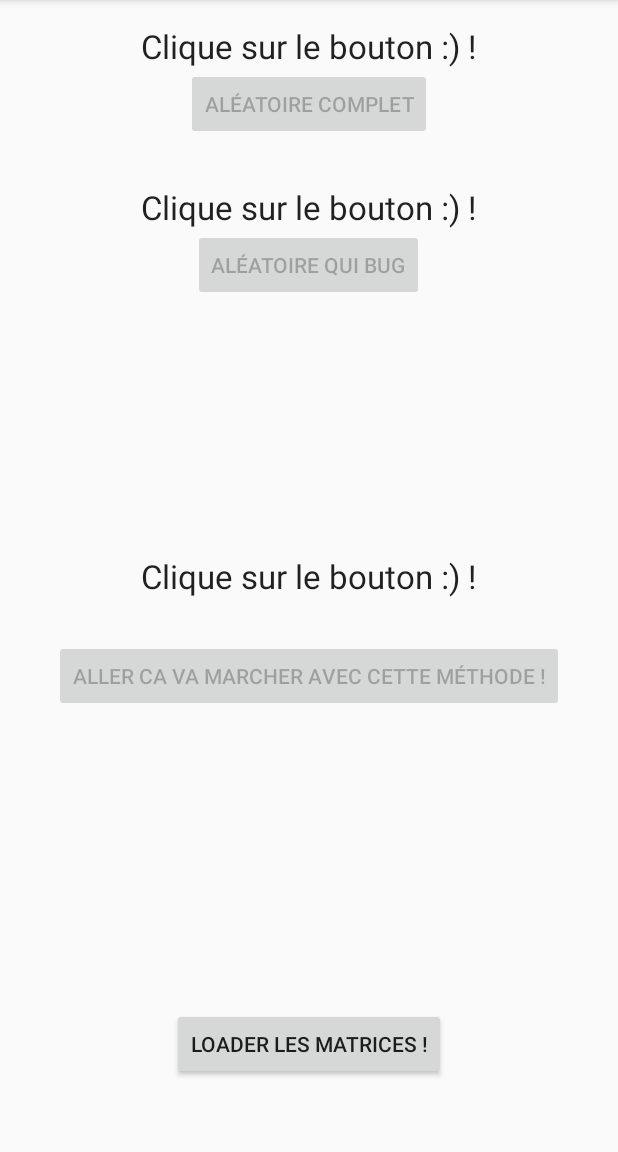
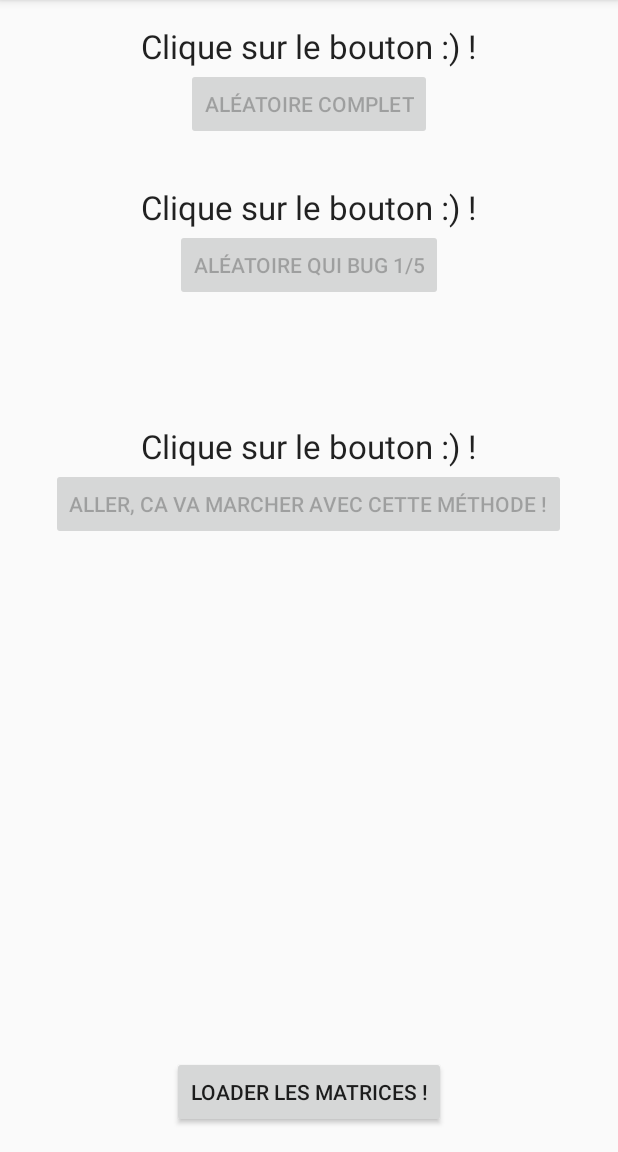
Before and after one commit to AntoineNH2/IsThisMyLanguage, an Android app: the screen it shows after launch (MainActivity), on a phone screen of 412 x 824 dp, the part 84-1236 px from its top. Run offline under Robolectric (Android 15) with nearby library versions, the phone set to English and light mode, and no system bars.

Commit message:
derniere modif

```diff
--- a/app/src/main/java/com/nh2/antoine/isthismylanguage/ReadMatrixTxt2.java
+++ b/app/src/main/java/com/nh2/antoine/isthismylanguage/ReadMatrixTxt2.java
@@ -19,7 +19,6 @@ import java.util.List;
 
 /**
  * Cette fonction lit un fichier txt et le transforme en 2D-array
- * IL faut que dans le fichier TXT les valeurs soients des INT positifs et soient séparées par des ','
  *
  * Created by antoineNH2 on 26/04/16.
  */
@@ -194,10 +193,6 @@ public class ReadMatrixTxt2 {
                     int iPrec=0, iPrec2=0, iSuiv=0;
                     iSuiv = (int) line.charAt(i);
                     while(i<line.length() && (iSuiv>64 && iSuiv <123)){
-                        //Log.v("ReadDico", "i = " + i);
-                        //Log.v("ReadDico", "iPrec = " + iPrec);
-                        //Log.v("ReadDico", "iPrec2 = " + iPrec2);
-                        //Log.v("ReadDico", "iSuiv = " + iSuiv);
 
                         matrice = mArray.get(iPrec2);
                         matrice[iPrec][iSuiv] +=1;
@@ -226,8 +221,9 @@ public class ReadMatrixTxt2 {
                             matrice_sum[iPrec2][iPrec] += matrice[iPrec][iSuiv];
                             // on somme sur tout les suivants pour normaliser, pour la probabilité
 
-                            if (matrice[iPrec][iSuiv]>3000) {
-                                Log.v("ReadMatrixTxt2_readDico", "matrice ["+iPrec2+"][" + iPrec + "][" + iSuiv + "]= " + matrice[iPrec][iSuiv]);
+                            if (matrice[iPrec][iSuiv]>5000) {
+                      //          Log.v("ReadMatrixTxt2_readDico", "matrice ["+iPrec2+"][" + iPrec + "][" + iSuiv + "]= " + matrice[iPrec][iSuiv]);
+                        //        Log.v("ReadMatrixTxt2_readDico", "matrice_sum ["+iPrec2+"][" + iPrec + "]= " + matrice_sum[iPrec2][iPrec]);
                             }
                         }
                     }
--- a/app/src/main/res/layout/activity_main.xml
+++ b/app/src/main/res/layout/activity_main.xml
@@ -29,7 +29,7 @@
     <Button
         android:layout_width="wrap_content"
         android:layout_height="wrap_content"
-        android:text="Aléatoire qui bug"
+        android:text="Aléatoire qui bug 1/5"
         android:id="@+id/EraseButton"
         android:layout_below="@+id/MatrixView"
         android:layout_centerHorizontal="true" />
@@ -50,19 +50,18 @@
         android:textAppearance="?android:attr/textAppearanceLarge"
         android:text="Clique sur le bouton :) !"
         android:id="@+id/methode3View"
-        android:layout_centerVertical="true"
-        android:layout_alignLeft="@+id/MatrixView"
-        android:layout_alignStart="@+id/MatrixView" />
+        android:layout_marginTop="82dp"
+        android:layout_below="@+id/EraseButton"
+        android:layout_centerHorizontal="true" />
 
     <Button
         android:layout_width="wrap_content"
         android:layout_height="wrap_content"
-        android:text="Aller ca va marcher avec cette méthode !"
+        android:text="Aller, ca va marcher avec cette méthode !"
         android:id="@+id/methode3Button"
+        android:nestedScrollingEnabled="false"
         android:layout_below="@+id/methode3View"
-        android:layout_centerHorizontal="true"
-        android:layout_marginTop="28dp"
-        android:nestedScrollingEnabled="false" />
+        android:layout_centerHorizontal="true" />
 
     <Button
         style="?android:attr/buttonStyleSmall"
@@ -71,7 +70,6 @@
         android:text="Loader les matrices !"
         android:id="@+id/loadButton"
         android:layout_alignParentBottom="true"
-        android:layout_centerHorizontal="true"
-        android:layout_marginBottom="32dp" />
+        android:layout_centerHorizontal="true" />
 
 </RelativeLayout>
```
